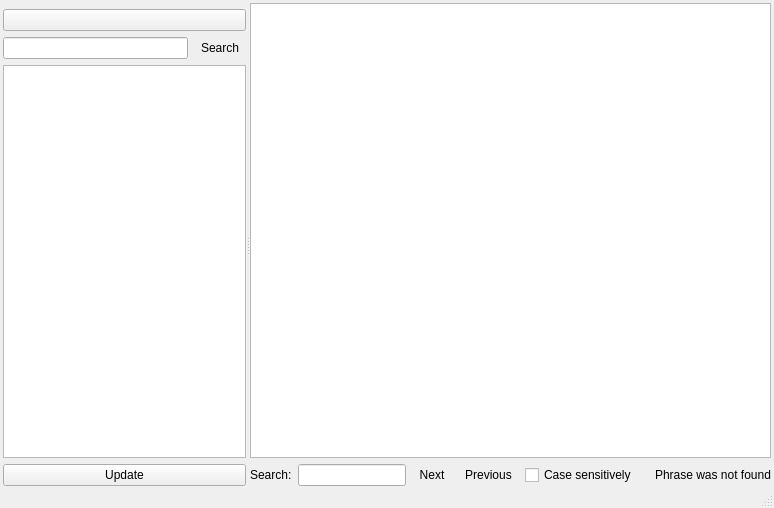
The window that src/plugins/messagearchiver/archiveviewwindow.ui (vacuum-im/vacuum-im) describes before a commit, drawn with Qt 5.
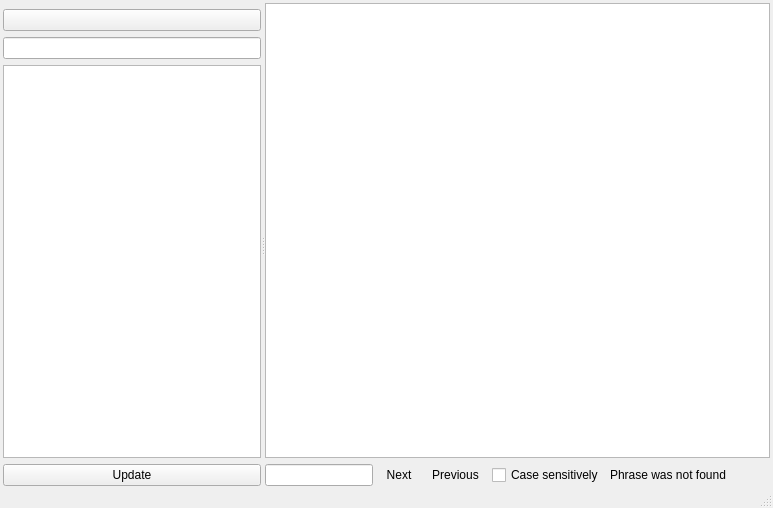
The same window after the commit. Custom widgets are drawn as their Qt base class.

Patch:
```diff
--- a/src/plugins/messagearchiver/archiveviewwindow.ui
+++ b/src/plugins/messagearchiver/archiveviewwindow.ui
@@ -6,7 +6,7 @@
    <rect>
     <x>0</x>
     <y>0</y>
-    <width>774</width>
+    <width>773</width>
     <height>508</height>
    </rect>
   </property>
@@ -45,7 +45,14 @@
          </widget>
         </item>
         <item>
-         <widget class="QPushButton" name="pbtLoadEarlierMessages"/>
+         <widget class="QPushButton" name="pbtLoadEarlierMessages">
+          <property name="sizePolicy">
+           <sizepolicy hsizetype="Ignored" vsizetype="Fixed">
+            <horstretch>0</horstretch>
+            <verstretch>0</verstretch>
+           </sizepolicy>
+          </property>
+         </widget>
         </item>
         <item>
          <widget class="QWidget" name="wdtArchiveSearch" native="true">
@@ -54,23 +61,7 @@
             <number>0</number>
            </property>
            <item>
-            <widget class="QLineEdit" name="lneArchiveSearch"/>
-           </item>
-           <item>
-            <widget class="QToolButton" name="tlbArchiveSearchUpdate">
-             <property name="sizePolicy">
-              <sizepolicy hsizetype="Fixed" vsizetype="Minimum">
-               <horstretch>0</horstretch>
-               <verstretch>0</verstretch>
-              </sizepolicy>
-             </property>
-             <property name="text">
-              <string>Search</string>
-             </property>
-             <property name="autoRaise">
-              <bool>true</bool>
-             </property>
-            </widget>
+            <widget class="SearchLineEdit" name="lneArchiveSearch"/>
            </item>
           </layout>
          </widget>
@@ -128,17 +119,7 @@
             <number>0</number>
            </property>
            <item>
-            <widget class="QLabel" name="lblTextSearch">
-             <property name="text">
-              <string>Search:</string>
-             </property>
-             <property name="buddy">
-              <cstring>lneTextSearch</cstring>
-             </property>
-            </widget>
-           </item>
-           <item>
-            <widget class="QLineEdit" name="lneTextSearch">
+            <widget class="SearchLineEdit" name="lneTextSearch">
              <property name="sizePolicy">
               <sizepolicy hsizetype="Minimum" vsizetype="Fixed">
                <horstretch>0</horstretch>
@@ -198,6 +179,13 @@
              </property>
             </widget>
            </item>
+           <item>
+            <widget class="QLabel" name="lblTextSearchInfo">
+             <property name="text">
+              <string notr="true">Phrase was not found</string>
+             </property>
+            </widget>
+           </item>
            <item>
             <spacer name="horizontalSpacer">
              <property name="orientation">
@@ -211,13 +199,6 @@
              </property>
             </spacer>
            </item>
-           <item>
-            <widget class="QLabel" name="lblTextSearchInfo">
-             <property name="text">
-              <string notr="true">Phrase was not found</string>
-             </property>
-            </widget>
-           </item>
           </layout>
          </widget>
         </item>
@@ -242,6 +223,11 @@
    <extends>QTextBrowser</extends>
    <header location="global">utils/animatedtextbrowser.h</header>
   </customwidget>
+  <customwidget>
+   <class>SearchLineEdit</class>
+   <extends>QLineEdit</extends>
+   <header location="global">utils/searchlineedit.h</header>
+  </customwidget>
  </customwidgets>
  <tabstops>
   <tabstop>spwSelectPage</tabstop>
```
Left out of the diff: 1 changed line with no effect on the pictures.
